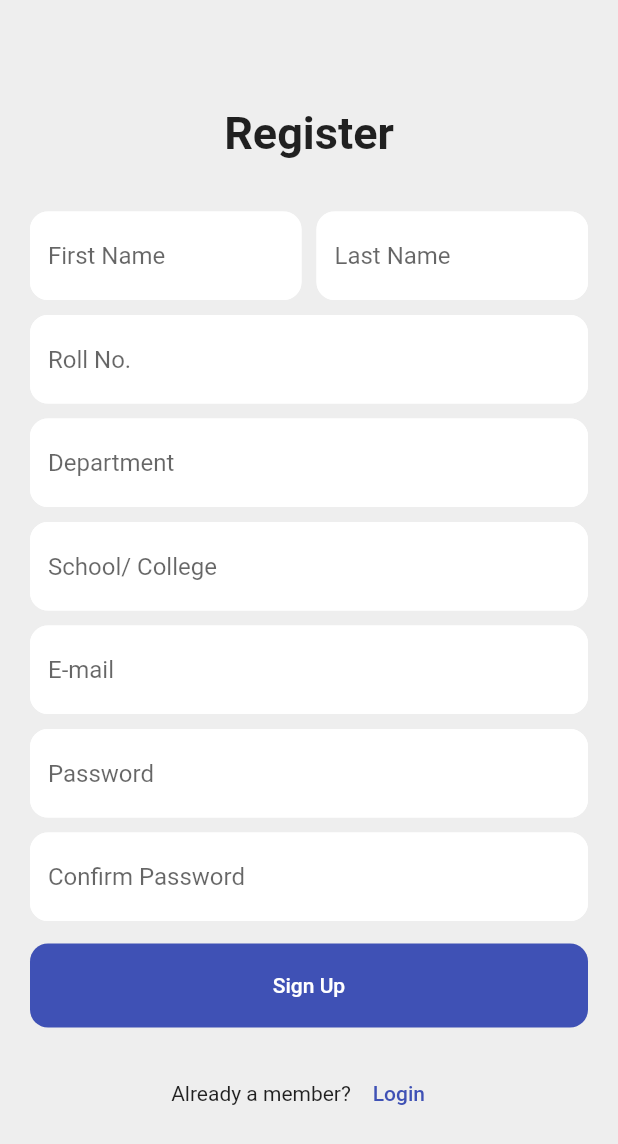
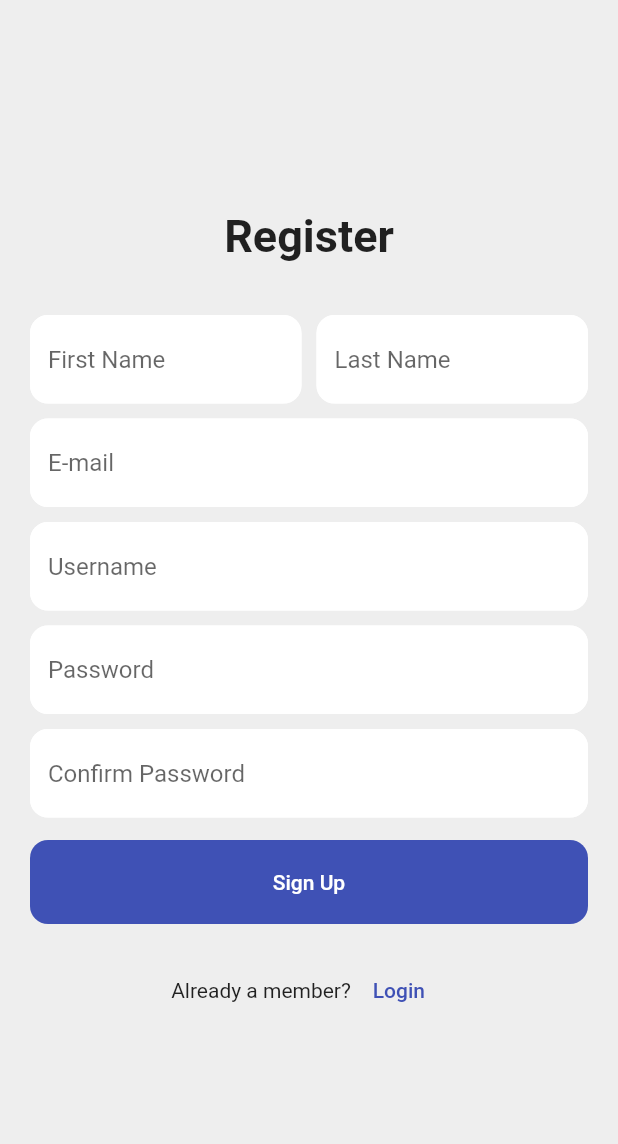
Before and after one commit to arjunarj/Agni, a Flutter app: the RegisterPage screen opened directly with empty values, on a phone screen of 412 x 824 dp. Shown: the top 1144 px of the screen. Run offline on Flutter 3.47's test engine with Material 2 defaults, Android fonts, the phone set to English and light mode, and no system bars; our stand-ins replace cloud_firestore, firebase_auth, firebase_core, google_nav_bar; accounts and stored records are empty.

Commit message:
Initial commit

```diff
--- a/lib/pages/register_page.dart
+++ b/lib/pages/register_page.dart
@@ -18,9 +18,7 @@ class _RegisterPageState extends State<RegisterPage> {
   final _confirmpwController = TextEditingController();
   final _firstNameController = TextEditingController();
   final _lastNameController = TextEditingController();
-  final _rollNoController = TextEditingController();
-  final _deptController = TextEditingController();
-  final _orgController = TextEditingController();
+  final _userNameController = TextEditingController();
 
   @override
   void dispose() {
@@ -29,9 +27,7 @@ class _RegisterPageState extends State<RegisterPage> {
     _confirmpwController.dispose();
     _firstNameController.dispose();
     _lastNameController.dispose();
-    _rollNoController.dispose();
-    _deptController.dispose();
-    _orgController.dispose();
+    _userNameController.dispose();
     super.dispose();
   }
 
@@ -53,21 +49,17 @@ class _RegisterPageState extends State<RegisterPage> {
       addUserDetails(
         _firstNameController.text.trim(),
         _lastNameController.text.trim(),
-        _rollNoController.text.trim(),
-        _deptController.text.trim(),
-        _orgController.text.trim(),
+        _userNameController.text.trim(),
       );
     }
   }
 
-  Future addUserDetails(String firstName, String lastName, String rollno,
-      String dept, String org) async {
+  Future addUserDetails(
+      String firstName, String lastName, String userName) async {
     await FirebaseFirestore.instance.collection('users').add({
-      'first name': firstName,
-      'last name': lastName,
-      'roll no': rollno,
-      'department': dept,
-      'institution': org,
+      'first_name': firstName,
+      'last_name': lastName,
+      'user_name': userName,
     });
   }
 
@@ -130,67 +122,6 @@ class _RegisterPageState extends State<RegisterPage> {
                 ),
               ],
             ),
-
-            // rollno
-            SizedBox(
-              child: Padding(
-                padding:
-                    const EdgeInsets.symmetric(horizontal: 20, vertical: 5),
-                child: TextField(
-                  controller: _rollNoController,
-                  decoration: InputDecoration(
-                      enabledBorder: OutlineInputBorder(
-                          borderSide: BorderSide(color: Colors.white),
-                          borderRadius: BorderRadius.circular(12)),
-                      focusedBorder: OutlineInputBorder(
-                          borderSide: BorderSide(color: Colors.indigo),
-                          borderRadius: BorderRadius.circular(12)),
-                      hintText: 'Roll No.',
-                      fillColor: Colors.white,
-                      filled: true),
-                ),
-              ),
-            ),
-            // dept
-            SizedBox(
-              child: Padding(
-                padding:
-                    const EdgeInsets.symmetric(horizontal: 20, vertical: 5),
-                child: TextField(
-                  controller: _deptController,
-                  decoration: InputDecoration(
-                      enabledBorder: OutlineInputBorder(
-                          borderSide: BorderSide(color: Colors.white),
-                          borderRadius: BorderRadius.circular(12)),
-                      focusedBorder: OutlineInputBorder(
-                          borderSide: BorderSide(color: Colors.indigo),
-                          borderRadius: BorderRadius.circular(12)),
-                      hintText: 'Department',
-                      fillColor: Colors.white,
-                      filled: true),
-                ),
-              ),
-            ),
-            // Institution
-            SizedBox(
-              child: Padding(
-                padding:
-                    const EdgeInsets.symmetric(horizontal: 20, vertical: 5),
-                child: TextField(
-                  controller: _orgController,
-                  decoration: InputDecoration(
-                      enabledBorder: OutlineInputBorder(
-                          borderSide: BorderSide(color: Colors.white),
-                          borderRadius: BorderRadius.circular(12)),
-                      focusedBorder: OutlineInputBorder(
-                          borderSide: BorderSide(color: Colors.indigo),
-                          borderRadius: BorderRadius.circular(12)),
-                      hintText: 'School/ College',
-                      fillColor: Colors.white,
-                      filled: true),
-                ),
-              ),
-            ),
             //e-mail
             SizedBox(
               child: Padding(
@@ -211,7 +142,25 @@ class _RegisterPageState extends State<RegisterPage> {
                 ),
               ),
             ),
-
+            SizedBox(
+              child: Padding(
+                padding:
+                    const EdgeInsets.symmetric(horizontal: 20, vertical: 5),
+                child: TextField(
+                  controller: _userNameController,
+                  decoration: InputDecoration(
+                      enabledBorder: OutlineInputBorder(
+                          borderSide: BorderSide(color: Colors.white),
+                          borderRadius: BorderRadius.circular(12)),
+                      focusedBorder: OutlineInputBorder(
+                          borderSide: BorderSide(color: Colors.indigo),
+                          borderRadius: BorderRadius.circular(12)),
+                      hintText: 'Username',
+                      fillColor: Colors.white,
+                      filled: true),
+                ),
+              ),
+            ),
             //password
             SizedBox(
               child: Padding(
--- a/pubspec.yaml
+++ b/pubspec.yaml
@@ -39,6 +39,7 @@ dependencies:
   firebase_core: ^1.20.0
   cloud_firestore: ^3.4.3
   cnav: ^0.1.2
+  google_nav_bar: ^5.0.6
 
 dev_dependencies:
   flutter_test:
```
Also changed, not shown: lib/pages/app_route.dart (+36 -26 lines), pubspec.lock.
